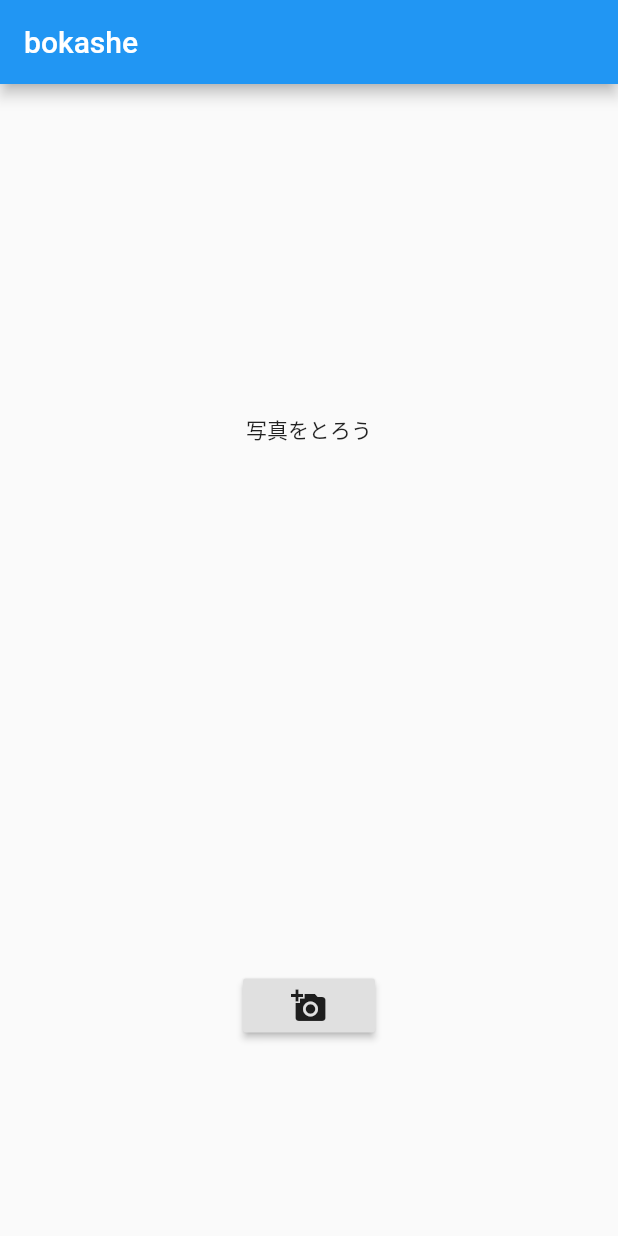
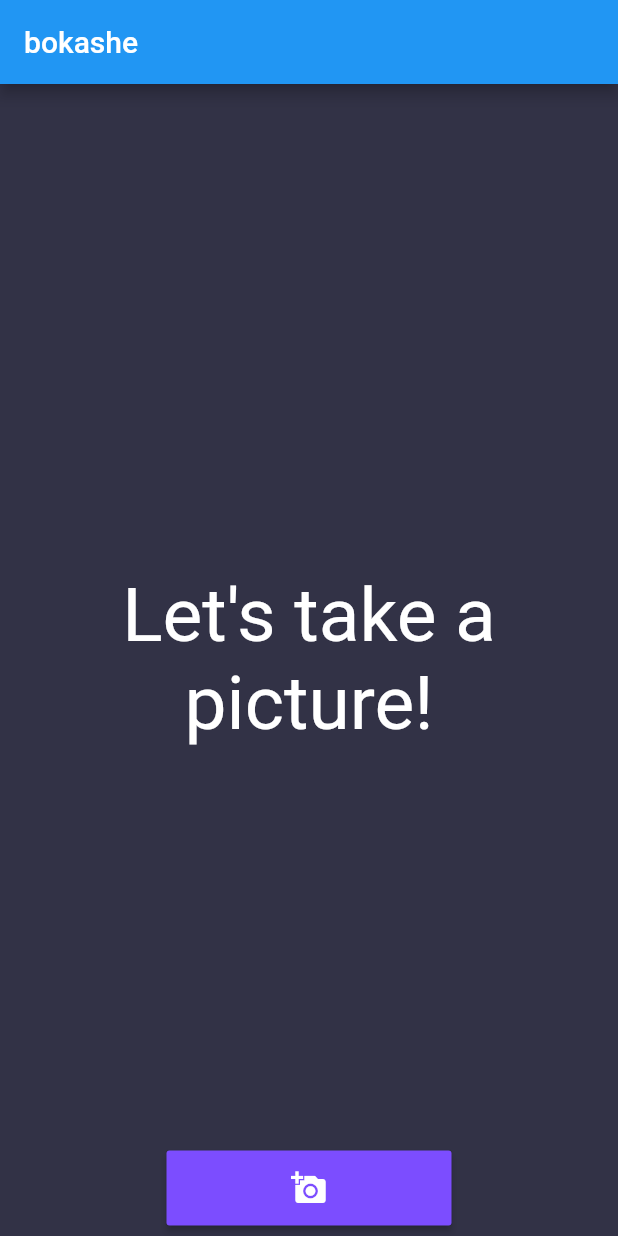
Before and after one commit to Hannah14016/bokashe, a Flutter app: the screen it shows after launch, on a phone screen of 412 x 824 dp. Run offline on Flutter 3.47's test engine with Material 2 defaults, Android fonts, the phone set to English and light mode, and no system bars; our stand-ins replace image_picker.

Commit message:
sprint 3 and 4

```diff
--- a/lib/main.dart
+++ b/lib/main.dart
@@ -4,6 +4,7 @@ import 'package:flutter/material.dart';
 import 'package:image_picker/image_picker.dart';
 import 'package:path_provider/path_provider.dart';
 import 'dart:convert';
+import 'package:http/http.dart' as http;
 
 void main() => runApp(MyApp());
 
@@ -14,7 +15,9 @@ class MyApp extends StatefulWidget {
 
 class _MyAppState extends State<MyApp> {
   File _image;
+  File _maskedImage;
   bool _masked = false;
+  final String _baseUrl = '192.168.101.19:3000'; //TODO: change it later
 
   void _saveImage() async {
     final dir = await getApplicationDocumentsDirectory();
@@ -24,10 +27,40 @@ class _MyAppState extends State<MyApp> {
     print('保存しますた');
   }
 
-  void _sendImage() {
+  Future<http.Response> _sendImage() {
+    if (_image == null) return null;
     final bytes = _image.readAsBytesSync();
     String imageBase64 = base64Encode(bytes);
-    print(imageBase64);
+    String fileName = _image.path.split('/').last;
+    return http.post(
+      'http://' + _baseUrl,
+      body: {
+        "image": imageBase64,
+        "name": fileName,
+      },
+    );
+  }
+
+  void handleSendImageRequest() async {
+    print('request handled');
+
+    final response = await _sendImage();
+    if (response.statusCode != 200) {
+      print('${response.statusCode} sounds strange..');
+      return;
+    }
+
+    final decodedResponse = json.decode(response.body);
+
+    final bytes = base64Decode(decodedResponse['image']);
+    final dir = await getApplicationDocumentsDirectory();
+    File file =
+        File('${dir.path}/${decodedResponse['name'].split('.')[0]}_masked.jpg');
+    file.writeAsBytesSync(bytes);
+    print(file.path);
+    setState(() {
+      _maskedImage = file;
+    });
   }
 
   Future _getImage() async {
@@ -36,54 +69,79 @@ class _MyAppState extends State<MyApp> {
     setState(() {
       _image = image;
       _masked = true;
-      _sendImage();
+      // handleSendImageRequest(); //TODO: UNCOMMENT!!
     });
   }
 
   @override
   Widget build(BuildContext context) {
-    return MaterialApp(
-      title: 'bokashe',
-      home: Scaffold(
-        appBar: AppBar(
-          title: Text('bokashe'),
-        ),
-        body: Column(
-          // mainAxisAlignment: MainAxisAlignment.spaceEvenly,
-          children: <Widget>[
-            _image != null
-                ? Expanded(
-                    flex: 3,
+    Widget imageWidget = _image != null
+        ? Center(
             child: Image.file(
-                      _image,
+              (_maskedImage == null) ? _image : _maskedImage,
               fit: BoxFit.fitWidth,
             ),
           )
-                : Expanded(
-                    flex: 3,
+        : Center(
             child: Center(
-                      child: Text('写真をとろう'),
+              child: Text(
+                'Let\'s take a picture!',
+                style: TextStyle(fontSize: 50),
+                textAlign: TextAlign.center,
               ),
             ),
-            _masked == true
-                ? Expanded(
-                    flex: 2,
-                    child: Center(
+          );
+    Widget buttonWidget = _masked == true
+        ? Container(
+            alignment: Alignment.bottomCenter,
+            padding: EdgeInsets.only(bottom: 7),
+            child: ButtonTheme(
+              minWidth: 190,
+              height: 50,
               child: RaisedButton(
-                        onPressed: _saveImage,
-                        child: Icon(Icons.save_alt),
+                onPressed: () {
+                  setState(() {
+                    _image = null;
+                    _maskedImage = null;
+                    _masked = false;
+                  });
+                },
+                child: Icon(Icons.home),
+                color: Colors.deepPurpleAccent,
               ),
             ),
           )
-                : Expanded(
-                    flex: 2,
-                    child: Center(
+        : Container(
+            alignment: Alignment.bottomCenter,
+            padding: EdgeInsets.only(bottom: 7),
+            child: ButtonTheme(
+              minWidth: 190,
+              height: 50,
               child: RaisedButton(
                 onPressed: _getImage,
                 child: Icon(Icons.add_a_photo),
+                color: Colors.deepPurpleAccent,
               ),
             ),
+          );
+    return MaterialApp(
+      theme: ThemeData(
+        primaryColor: Colors.blue,
+        brightness: Brightness.dark,
+        accentColor: Colors.black,
+        // backgroundColor: Colors.black38
       ),
+      title: 'bokashe',
+      home: Scaffold(
+        backgroundColor: Color.fromRGBO(50, 50, 70, 1),
+        appBar: AppBar(
+          backgroundColor: Theme.of(context).primaryColor,
+          title: Text('bokashe'),
+        ),
+        body: Stack(
+          children: <Widget>[
+            imageWidget,
+            buttonWidget,
           ],
         ),
       ),
--- a/pubspec.yaml
+++ b/pubspec.yaml
@@ -21,7 +21,7 @@ dependencies:
     sdk: flutter
   image_picker: ^0.6.1+11
   path_provider:
-
+  http:
 
   # The following adds the Cupertino Icons font to your application.
   # Use with the CupertinoIcons class for iOS style icons.
```
Also changed, not shown: pubspec.lock. Lines whose indentation alone changed are shown as unchanged.
